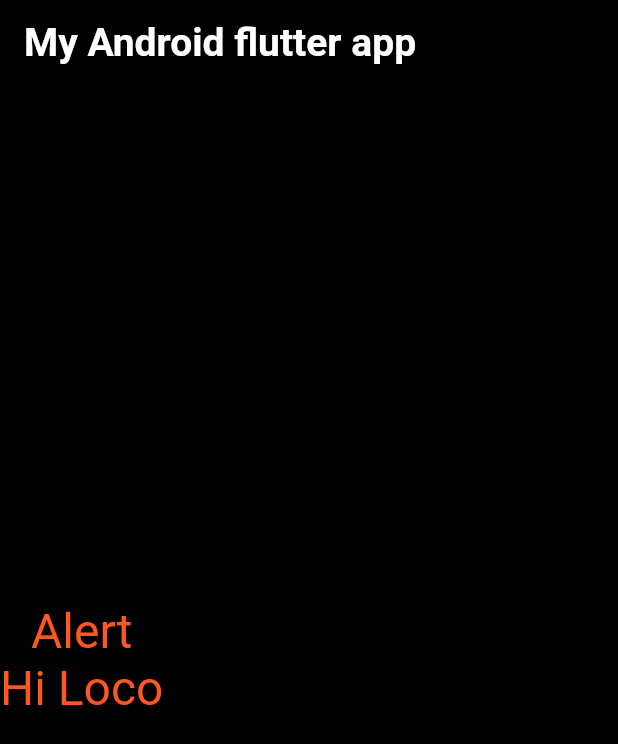
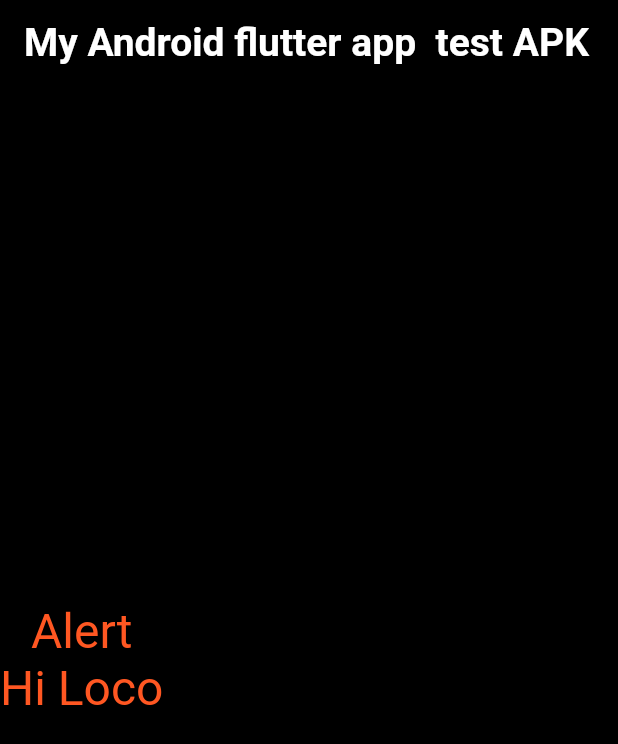
Before and after one commit to Odialko/my_flutter_app, a Flutter app: the screen it shows after launch, on a phone screen of 412 x 824 dp. Shown: the top 744 px of the screen. Run offline on Flutter 3.47's test engine with Material 2 defaults, Android fonts, the phone set to English and light mode, and no system bars.

Commit message:
test bc_video

```diff
--- a/lib/src/test.dart
+++ b/lib/src/test.dart
@@ -20,7 +20,7 @@ class AndroidTestovi extends StatelessWidget {
     return Scaffold(
       appBar: AppBar(
         title: Text(
-          'My Android flutter app',
+          'My Android flutter app  test APK',
           style: TextStyle(fontSize: 26, fontWeight: FontWeight.bold),
         ),
       ),
--- a/pubspec.yaml
+++ b/pubspec.yaml
@@ -13,8 +13,8 @@ dependencies:
   flutter_localizations:
     sdk: flutter
   cupertino_icons: ^1.0.0
-#  player_mobile_bcvideo:
-#    path: ../player-mobile-bcvideo/
+  player_mobile_bcvideo:
+    path: ../player-mobile-bcvideo/
 
 dev_dependencies:
   flutter_test:
```
Also changed, not shown: pubspec.lock.
